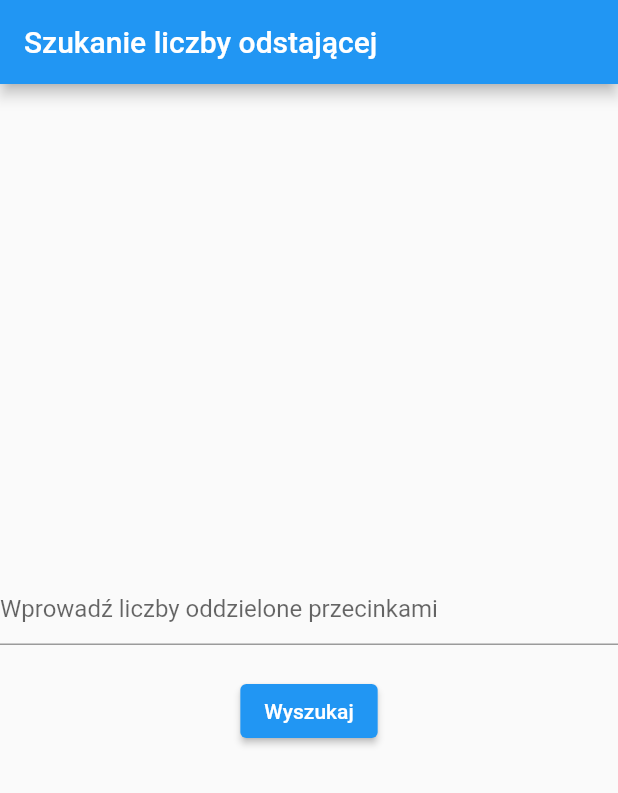
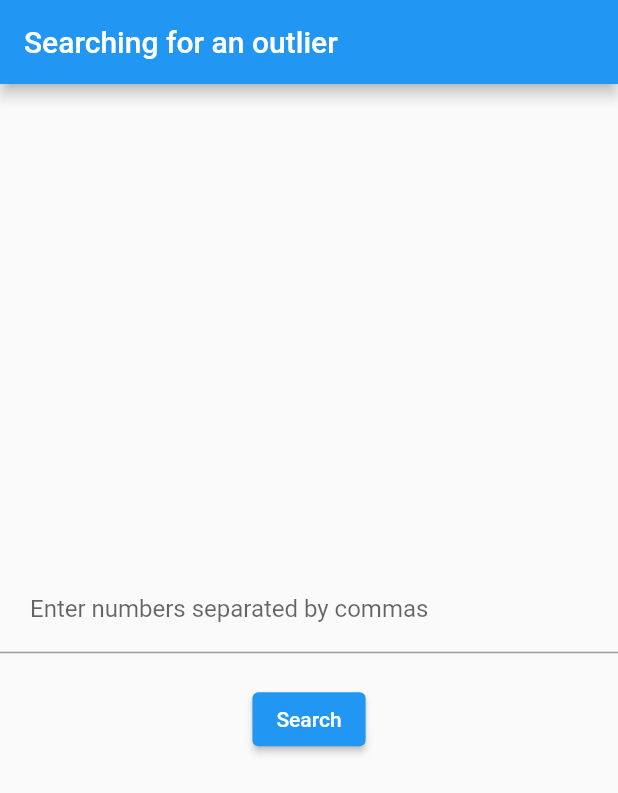
Before and after one commit to wojszy/Vocale-rekrutacja, a Flutter app: the screen it shows after launch, on a phone screen of 412 x 824 dp. Shown: the top 793 px of the screen. Run offline on Flutter 3.47's test engine with Material 2 defaults, Android fonts, the phone set to English and light mode, and no system bars.

Commit message:
messages have been extracted

```diff
--- a/vocale/lib/HomePage.dart
+++ b/vocale/lib/HomePage.dart
@@ -1,4 +1,5 @@
 import 'package:flutter/material.dart';
+import 'package:vocale/messages.dart';
 
 import 'EvenOrOddNumberPage.dart';
 
@@ -19,12 +20,12 @@ class _MyHomePageState extends State<MyHomePage> {
         context: context,
         builder: (BuildContext context) {
           return AlertDialog(
-            title: Text("Zbyt mało liczb"),
-            content: Text("Wprowadź co najmniej 3 liczby oddzielone przecinkami."),
+            title: Text(Messages.alertTitle),
+            content: Text(Messages.alertText),
             actions: [
               TextButton(
                 onPressed: () => Navigator.pop(context),
-                child: Text("OK"),
+                child: Text(Messages.alertButton),
               ),
             ],
           );
@@ -37,10 +38,29 @@ class _MyHomePageState extends State<MyHomePage> {
 
     int? result = null;
     if (_numbers.any((element) => element is int)) {
-      if (evenCount > oddCount) {
-        result = _numbers.firstWhere((element) => element % 2 != 0);
+      if (evenCount != 0 && oddCount != 0) {
+        if (evenCount > oddCount) {
+          result = _numbers.firstWhere((element) => element % 2 != 0);
+        } else {
+          result = _numbers.firstWhere((element) => element % 2 == 0);
+        }
       } else {
-        result = _numbers.firstWhere((element) => element % 2 == 0);
+        showDialog(
+          context: context,
+          builder: (BuildContext context) {
+            return AlertDialog(
+              title: Text(Messages.checkTitle),
+              content: Text(Messages.checkText),
+              actions: [
+                TextButton(
+                  onPressed: () => Navigator.pop(context),
+                  child: Text(Messages.alertButton),
+                ),
+              ],
+            );
+          },
+        );
+        return;
       }
     }
 
@@ -54,7 +74,7 @@ class _MyHomePageState extends State<MyHomePage> {
   Widget build(BuildContext context) {
     return Scaffold(
       appBar: AppBar(
-        title: Text('Szukanie liczby odstającej'),
+        title: Text(Messages.title),
       ),
       body: Center(
         child: Column(
@@ -63,12 +83,12 @@ class _MyHomePageState extends State<MyHomePage> {
             TextField(
               controller: _inputController,
               keyboardType: TextInputType.number,
-              decoration: InputDecoration(hintText: 'Wprowadź liczby oddzielone przecinkami'),
+              decoration: InputDecoration(hintText: Messages.inputText, contentPadding: EdgeInsets.all(20.0)),
             ),
             SizedBox(height: 20),
             ElevatedButton(
               onPressed: _searchForEvenOrOdd,
-              child: Text('Wyszukaj'),
+              child: Text(Messages.buttonText),
             ),
           ],
         ),
--- /dev/null
+++ b/vocale/lib/Messages.dart
@@ -0,0 +1,14 @@
+class Messages {
+  static const String title = 'Searching for an outlier';
+  static const String inputText = 'Enter numbers separated by commas';
+  static const String buttonText = 'Search';
+
+  static const String resultText = 'The outlier found is';
+
+  static const String alertTitle = 'Too few numbers';
+  static const String alertText = 'Enter at least 3 numbers separated by commas';
+  static const String alertButton = 'Ok';
+
+  static const String checkTitle = 'No outlier';
+  static const String checkText = 'Outlier not found';
+}
--- a/vocale/lib/main.dart
+++ b/vocale/lib/main.dart
@@ -15,7 +15,7 @@ class MyApp extends StatelessWidget {
   @override
   Widget build(BuildContext context) {
     return MaterialApp(
-      title: 'Flutter Demo',
+      title: 'Vocale',
       theme: ThemeData(
         primarySwatch: Colors.blue,
       ),
```
Also changed, not shown: vocale/lib/EvenOrOddNumberPage.dart (+9 -6 lines).
